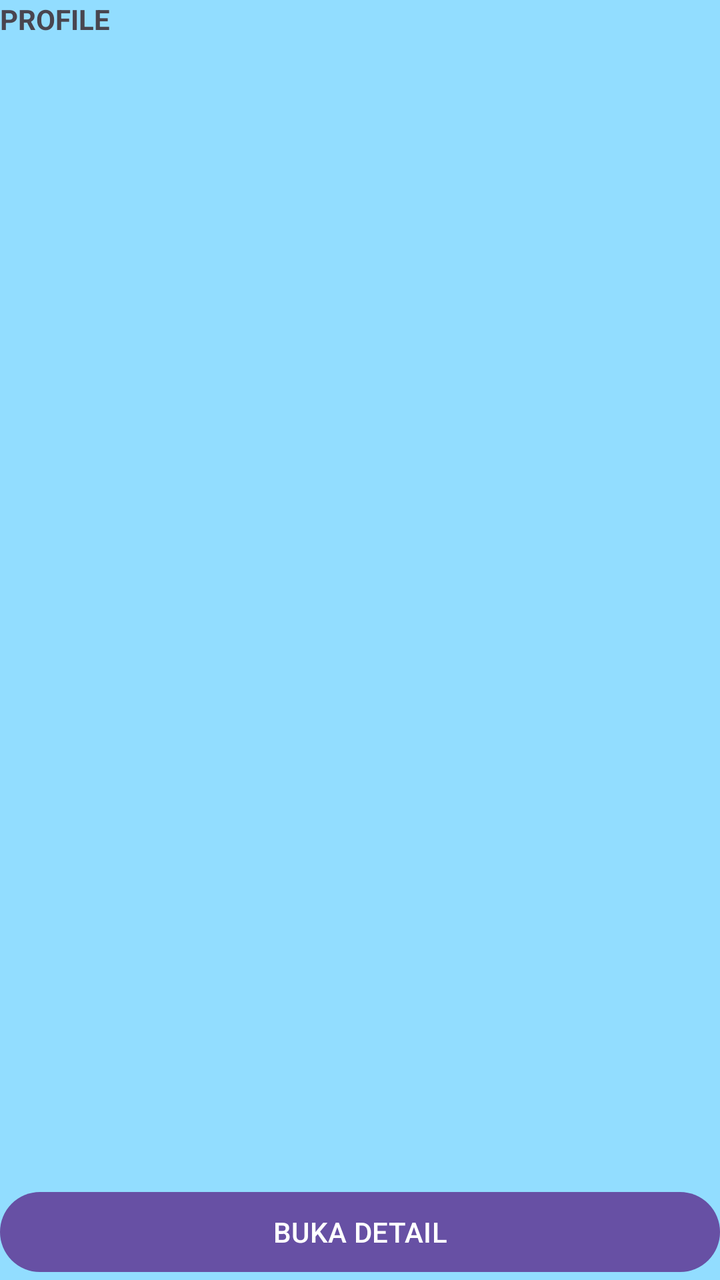
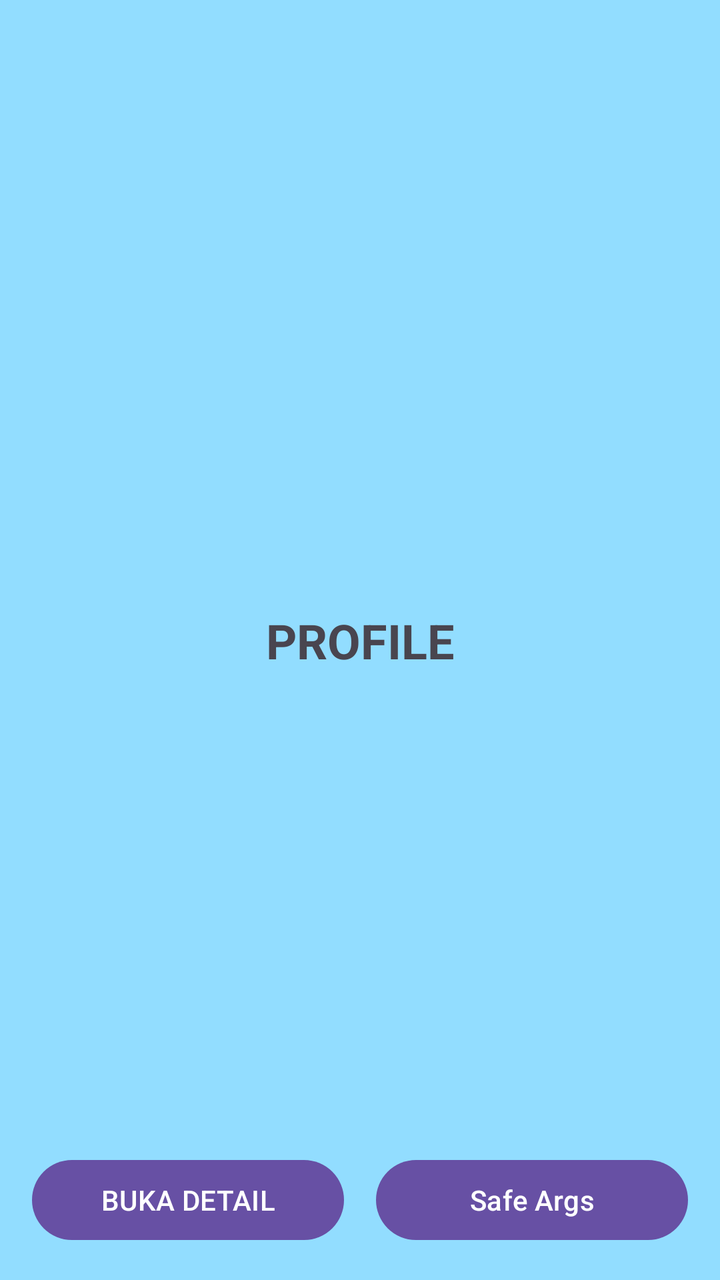

An Android layout rendered at two revisions. The XML below is the earlier revision; the diff shows what the commit changed to produce the second picture.
<!-- AndroidManifest.xml: application theme Theme.Paba_navigation -->
<!-- res/layout/fragment_profile.xml -->
<?xml version="1.0" encoding="utf-8"?>
<FrameLayout xmlns:android="http://schemas.android.com/apk/res/android"
    xmlns:tools="http://schemas.android.com/tools"
    android:layout_width="match_parent"
    android:layout_height="match_parent"
    android:background="#92DDFF"
    tools:context=".ProfileFragment">

    <TextView
        android:layout_width="match_parent"
        android:layout_height="match_parent"
        android:text="PROFILE"
        android:textStyle="bold"/>

    <Button
        android:id="@+id/buttonOpen"
        android:layout_width="match_parent"
        android:layout_height="wrap_content"
        android:text="BUKA DETAIL"
        android:layout_gravity="bottom"/>

</FrameLayout>
<!-- resources referenced by this layout -->
<resources>
  <style name="Theme.Paba_navigation" parent="Base.Theme.Paba_navigation" />
  <style name="Base.Theme.Paba_navigation" parent="Theme.Material3.DayNight.NoActionBar">
          
          
      </style>
</resources>

<!-- the commit's change to res/layout/fragment_profile.xml (unified diff, before → after) -->
@@ -1,5 +1,6 @@
 <?xml version="1.0" encoding="utf-8"?>
-<FrameLayout xmlns:android="http://schemas.android.com/apk/res/android"
+<androidx.constraintlayout.widget.ConstraintLayout xmlns:android="http://schemas.android.com/apk/res/android"
+    xmlns:app="http://schemas.android.com/apk/res-auto"
     xmlns:tools="http://schemas.android.com/tools"
     android:layout_width="match_parent"
     android:layout_height="match_parent"
@@ -7,16 +8,39 @@
     tools:context=".ProfileFragment">
 
     <TextView
-        android:layout_width="match_parent"
-        android:layout_height="match_parent"
+        android:id="@+id/tvProfile"
+        android:layout_width="wrap_content"
+        android:layout_height="wrap_content"
         android:text="PROFILE"
-        android:textStyle="bold"/>
+        android:textSize="24sp"
+        android:textStyle="bold"
+        app:layout_constraintBottom_toBottomOf="parent"
+        app:layout_constraintEnd_toEndOf="parent"
+        app:layout_constraintStart_toStartOf="parent"
+        app:layout_constraintTop_toTopOf="parent" />
 
     <Button
         android:id="@+id/buttonOpen"
-        android:layout_width="match_parent"
+        android:layout_width="0dp"
         android:layout_height="wrap_content"
+        android:layout_marginStart="16dp"
+        android:layout_marginEnd="8dp"
+        android:layout_marginBottom="16dp"
         android:text="BUKA DETAIL"
-        android:layout_gravity="bottom"/>
+        app:layout_constraintBottom_toBottomOf="parent"
+        app:layout_constraintEnd_toStartOf="@+id/buttonOpenSafe"
+        app:layout_constraintStart_toStartOf="parent" />
 
-</FrameLayout>
+    <Button
+        android:id="@+id/buttonOpenSafe"
+        android:layout_width="0dp"
+        android:layout_height="wrap_content"
+        android:layout_marginStart="8dp"
+        android:layout_marginEnd="16dp"
+        android:layout_marginBottom="16dp"
+        android:text="Safe Args"
+        app:layout_constraintBottom_toBottomOf="parent"
+        app:layout_constraintEnd_toEndOf="parent"
+        app:layout_constraintStart_toEndOf="@+id/buttonOpen" />
+
+</androidx.constraintlayout.widget.ConstraintLayout>
